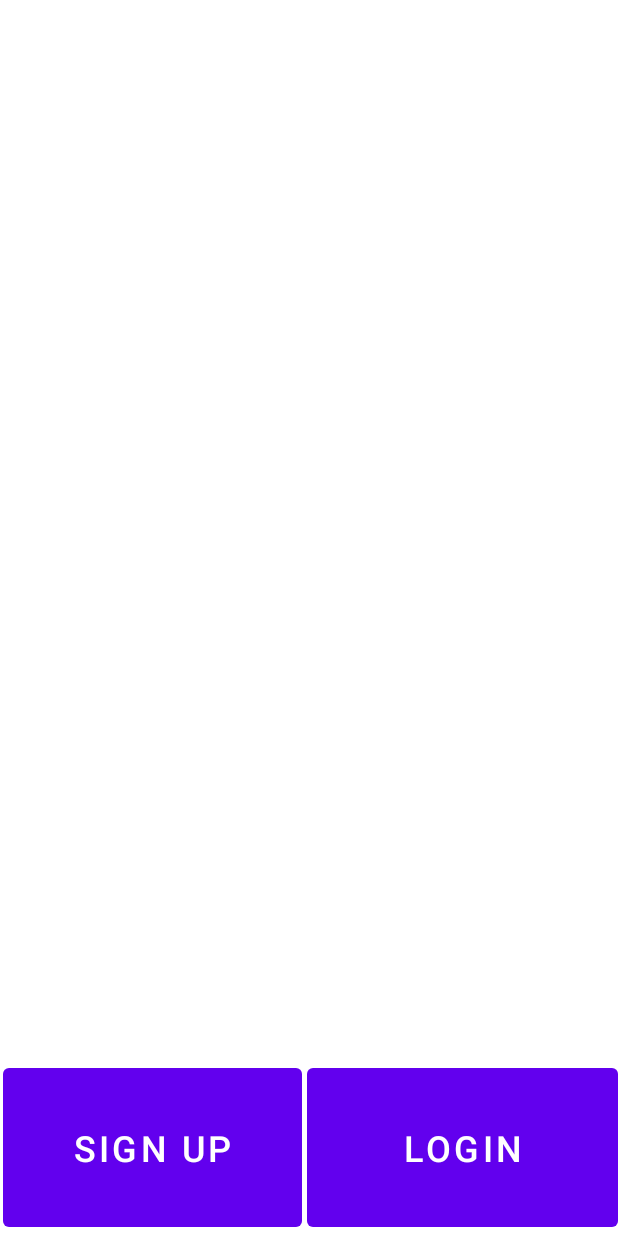
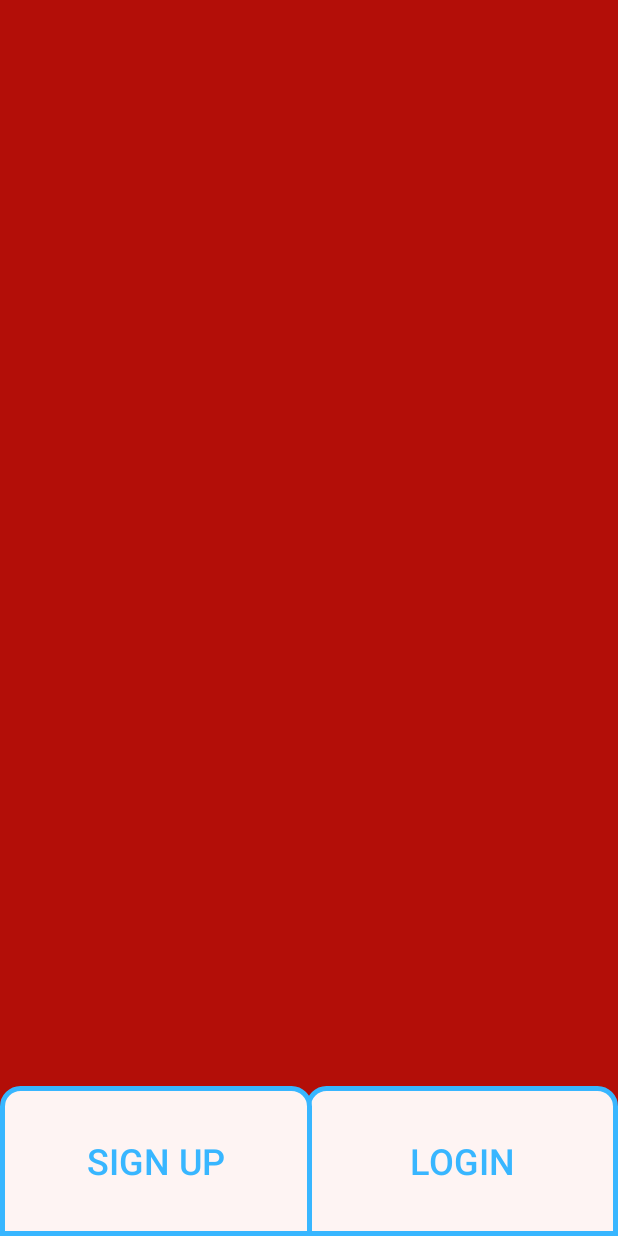
Before and after one commit to akrambenh/BloodPUMP, an Android app: the layout activity_main.xml on its own in the app's theme, with its tools: preview values and no code run, on a phone screen of 412 x 824 dp. Run offline under Robolectric (Android 15) with nearby library versions, the phone set to English and light mode, and no system bars.

Commit message:
adding design

```diff
--- /dev/null
+++ b/app/src/main/res/drawable/button.xml
@@ -0,0 +1,9 @@
+<?xml version="1.0" encoding="utf-8"?>
+<shape xmlns:android="http://schemas.android.com/apk/res/android">
+    <solid android:color="@color/my_white" />
+    <corners android:topLeftRadius="12dp"
+        android:topRightRadius="12dp"/>
+    <stroke
+        android:color="@color/med_blue"
+        android:width="3dp" />
+</shape>
--- a/app/src/main/res/layout/activity_main.xml
+++ b/app/src/main/res/layout/activity_main.xml
@@ -4,15 +4,18 @@
     xmlns:tools="http://schemas.android.com/tools"
     android:layout_width="match_parent"
     android:layout_height="match_parent"
+    android:background="@color/my_red"
     tools:context=".MainActivity">
 
     <Button
         android:id="@+id/login_button"
-        android:layout_width="207dp"
-        android:layout_height="118dp"
-        android:text="Login"
+        android:layout_width="208dp"
+        android:layout_height="100dp"
+        android:background="@drawable/button"
+        android:onClick="login"
+        android:text="@string/login"
+        android:textColor="@color/med_blue"
         android:textSize="24sp"
-        android:onClick="login"
         app:layout_constraintBottom_toBottomOf="parent"
         app:layout_constraintEnd_toEndOf="parent"
         app:layout_constraintHorizontal_bias="1.0"
@@ -22,14 +25,16 @@
 
     <Button
         android:id="@+id/signup_button"
-        android:layout_width="199dp"
-        android:layout_height="118dp"
-        android:text="Sign Up"
+        android:layout_width="208dp"
+        android:layout_height="100dp"
+        android:background="@drawable/button"
         android:onClick="signup"
+        android:text="@string/sign_up"
+        android:textColor="@color/med_blue"
         android:textSize="24sp"
         app:layout_constraintBottom_toBottomOf="parent"
         app:layout_constraintEnd_toEndOf="parent"
-        app:layout_constraintHorizontal_bias="0.008"
+        app:layout_constraintHorizontal_bias="0.0"
         app:layout_constraintStart_toStartOf="parent"
         app:layout_constraintTop_toTopOf="parent"
         app:layout_constraintVertical_bias="1.0" />
--- a/app/src/main/res/values-night/themes.xml
+++ b/app/src/main/res/values-night/themes.xml
@@ -1,6 +1,6 @@
 <resources xmlns:tools="http://schemas.android.com/tools">
     <!-- Base application theme. -->
-    <style name="Theme.BloodBUMP" parent="Theme.MaterialComponents.DayNight.DarkActionBar">
+    <style name="Theme.BloodBUMP" parent="Theme.AppCompat.DayNight.NoActionBar">
         <!-- Primary brand color. -->
         <item name="colorPrimary">@color/purple_200</item>
         <item name="colorPrimaryVariant">@color/purple_700</item>
--- a/app/src/main/res/values/colors.xml
+++ b/app/src/main/res/values/colors.xml
@@ -1,10 +1,13 @@
 <?xml version="1.0" encoding="utf-8"?>
 <resources>
     <color name="purple_200">#FFBB86FC</color>
+    <color name="my_white">#FEF4F3</color>
     <color name="purple_500">#FF6200EE</color>
     <color name="purple_700">#FF3700B3</color>
     <color name="teal_200">#FF03DAC5</color>
     <color name="teal_700">#FF018786</color>
     <color name="black">#FF000000</color>
     <color name="white">#FFFFFFFF</color>
+    <color name="my_red">#B30E08</color>
+    <color name="med_blue">#38B6FF</color>
 </resources>
--- a/app/src/main/res/values/strings.xml
+++ b/app/src/main/res/values/strings.xml
@@ -1,3 +1,5 @@
 <resources>
     <string name="app_name">BloodBUMP</string>
+    <string name="login">Login</string>
+    <string name="sign_up">Sign Up</string>
 </resources>
--- a/app/src/main/res/values/themes.xml
+++ b/app/src/main/res/values/themes.xml
@@ -1,6 +1,6 @@
 <resources xmlns:tools="http://schemas.android.com/tools">
     <!-- Base application theme. -->
-    <style name="Theme.BloodBUMP" parent="Theme.MaterialComponents.DayNight.DarkActionBar">
+    <style name="Theme.BloodBUMP" parent="Theme.AppCompat.DayNight.NoActionBar">
         <!-- Primary brand color. -->
         <item name="colorPrimary">@color/purple_500</item>
         <item name="colorPrimaryVariant">@color/purple_700</item>
```
Also changed, not shown: app/src/main/res/drawable-hdpi/blood_bump_final.png (added), app/src/main/res/drawable-ldpi/blood_bump_final.png (added), app/src/main/res/drawable-mdpi/blood_bump_final.png (added), app/src/main/res/drawable-xhdpi/blood_bump_final.png (added), app/src/main/res/drawable-xxhdpi/blood_bump_final.png (added), app/src/main/res/drawable-xxxhdpi/blood_bump_final.png (added), app/src/main/res/font/Philosopher-Bold.ttf (added), app/src/main/res/font/Philosopher-BoldItalic.ttf (added), app/src/main/res/font/Philosopher-Italic.ttf (added), app/src/main/res/font/Philosopher-Regular.ttf (added).
